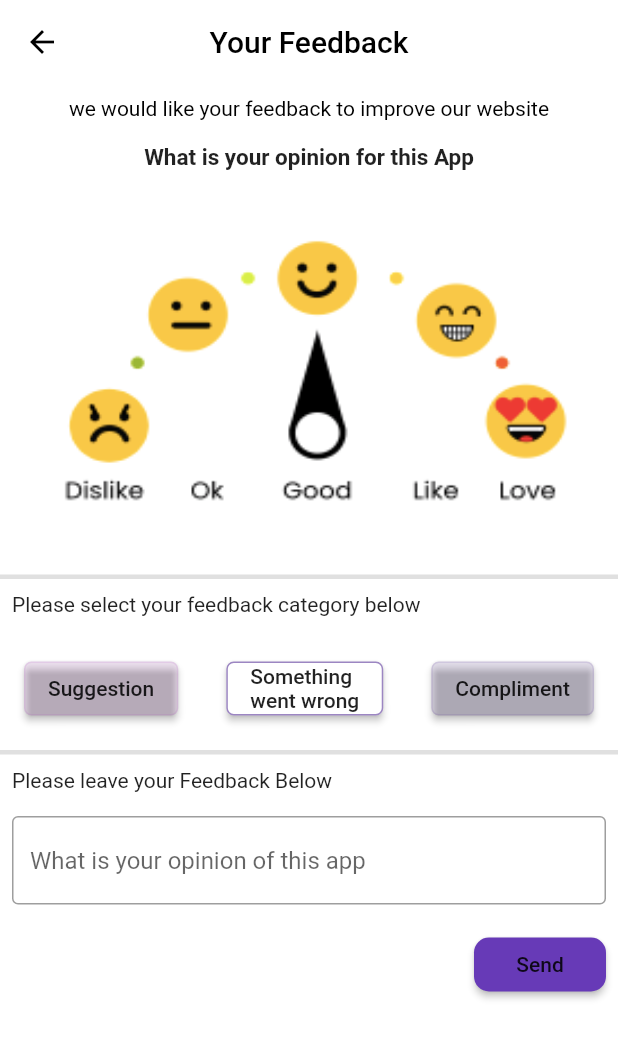
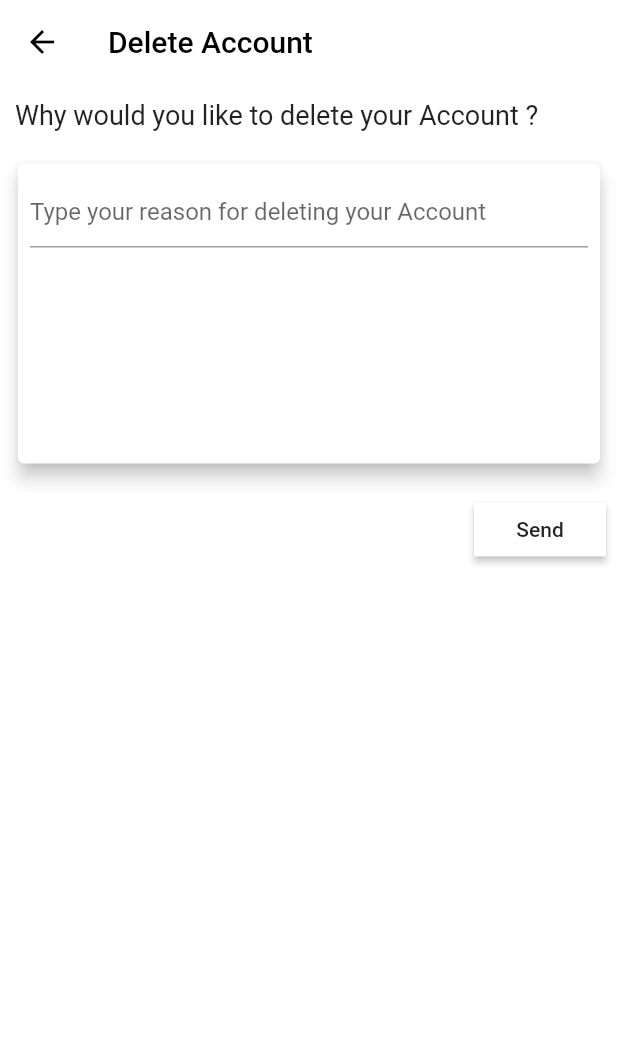
Before and after one commit to Abhip1423p/pages, a Flutter app: the screen it shows after launch, on a phone screen of 412 x 824 dp. Shown: the top 1038 px of the screen. Run offline on Flutter 3.47's test engine with Material 2 defaults, Android fonts, the phone set to English and light mode, and no system bars; our stand-ins replace smooth_star_rating.

Commit message:
feedback and notification delete

```diff
--- /dev/null
+++ b/lib/deleteAcc.dart
@@ -0,0 +1,143 @@
+import 'package:flutter/material.dart';
+import 'package:flutter/services.dart';
+
+class delete extends StatefulWidget {
+  @override
+  _deleteState createState() => _deleteState();
+}
+
+class _deleteState extends State<delete> {
+  @override
+  Widget build(BuildContext context) {
+    return Scaffold(
+      backgroundColor: Colors.white,
+        appBar:  AppBar(
+
+        elevation: 0,
+        leading: IconButton(icon: Icon(Icons.arrow_back,
+        color: Colors.black,
+    ),
+
+    onPressed: (){
+
+    },
+    ),
+    backgroundColor: Colors.white,
+
+    title: Text("Delete Account",style: TextStyle(
+    color: Colors.black
+    ),),
+    centerTitle: false,
+    ),
+      body:
+      SingleChildScrollView(
+        child: Container(
+
+          child: Column(
+            children: [
+              Padding(
+                padding: const EdgeInsets.all(10.0),
+                child: Row(
+                  children: [
+                    Text("Why would you like to delete your Account ?",
+                    style: TextStyle(
+                      fontSize: 18
+                    ),),
+                  ],
+                ),
+              ),
+
+
+              Padding(
+                padding: const EdgeInsets.all(8.0),
+                child: Card(
+                  elevation: 5,
+                  child: Container(
+                      height: 200,
+                      child: Padding(
+                      padding: const EdgeInsets.all(8.0),
+                      child: TextFormField(
+                        decoration: InputDecoration(
+                          //fillColor: Colors.grey,
+
+
+                          hintText: "Type your reason for deleting your Account",
+
+                       //   border: OutlineInputBorder
+
+                        //    (
+
+
+                            // borderRadius: BorderRadius.all(Radius.circular(22)),
+
+                         //   borderSide:
+                          //  BorderSide(
+                            //    color: Colors.white,
+                               // width: 20.0
+                           // ),
+                         // ),
+
+
+
+
+                        ),
+
+
+                      ),
+                    ),
+                  ),
+                ),
+              ),
+              Container(
+
+
+                child:
+                Padding(
+                  padding: const EdgeInsets.all(8.0),
+                  child: Align(
+                    alignment: Alignment.topRight,
+                    child: RaisedButton(
+                        color: Colors.white,
+                        shape: RoundedRectangleBorder(
+                          // side: BorderSide(color: Colors.deepPurple, width: 2),
+                          borderRadius: BorderRadius.circular(1),
+
+                        ),
+                        child: Text("Send"),
+                        // shape: CircleBorder(),
+
+
+
+
+                        onPressed: (){}
+
+
+
+
+                    ),
+                  ),
+                ),
+
+              ),
+
+
+
+
+
+
+
+
+
+
+
+
+
+
+
+            ],
+          ),
+        ),
+      )
+    );
+  }
+}
--- a/lib/main.dart
+++ b/lib/main.dart
@@ -4,6 +4,7 @@ import 'package:flutter/material.dart';
 import 'package:pages/location.dart';
 
 import 'addR.dart';
+import 'deleteAcc.dart';
 import 'feedBack.dart';
 import 'notification.dart';
 
@@ -29,10 +30,9 @@ class MyApp extends StatelessWidget {
         // is not restarted.
         primarySwatch: Colors.blue,
       ),
-      home:   FeddB(),
-      //Location()
-      //AddR(),
-        //InboxB(),
+      home: //AddR()
+
+  delete(),
     );
   }
 }
```
